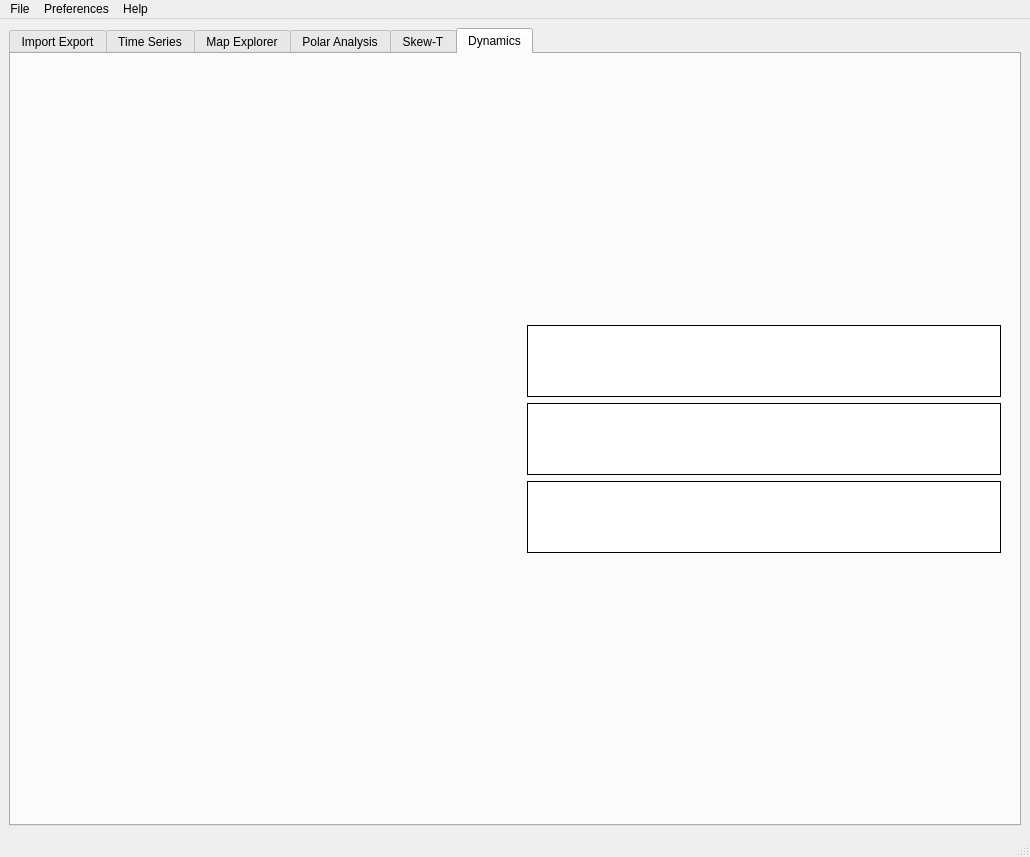
This is src/gui/mainwindow.ui in TheGoodWeather/Vector-Vario-Analyzer as Qt 5 draws it before an edit. The edited form follows.
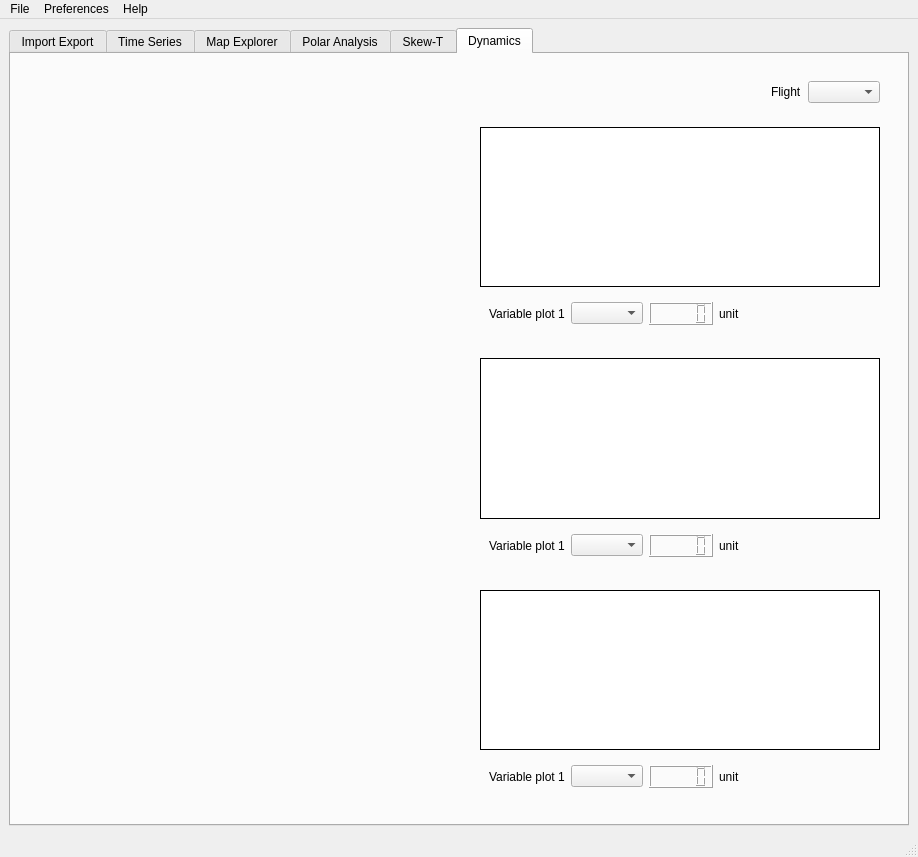
This is the edited form. Custom widgets are drawn as their Qt base class.

Commit message: Starting to develop the playable data. Adding 3 plots + 3D models

Diff of the .ui file:
```diff
--- a/src/gui/mainwindow.ui
+++ b/src/gui/mainwindow.ui
@@ -6,7 +6,7 @@
    <rect>
     <x>0</x>
     <y>0</y>
-    <width>1030</width>
+    <width>918</width>
     <height>857</height>
    </rect>
   </property>
@@ -1767,15 +1767,64 @@
         <item>
          <widget class="QWidget" name="widget_20" native="true">
           <property name="sizePolicy">
-           <sizepolicy hsizetype="Expanding" vsizetype="Fixed">
+           <sizepolicy hsizetype="Expanding" vsizetype="Preferred">
             <horstretch>0</horstretch>
             <verstretch>0</verstretch>
            </sizepolicy>
           </property>
+          <property name="minimumSize">
+           <size>
+            <width>0</width>
+            <height>0</height>
+           </size>
+          </property>
           <layout class="QVBoxLayout" name="verticalLayout_19">
            <item>
-            <widget class="PlotWidget" name="yaw_plotwidget">
+            <widget class="QWidget" name="widget_31" native="true">
+             <layout class="QHBoxLayout" name="horizontalLayout_21">
+              <item>
+               <widget class="QWidget" name="widget_control_buttons" native="true">
              <property name="sizePolicy">
+                 <sizepolicy hsizetype="Preferred" vsizetype="Preferred">
+                  <horstretch>0</horstretch>
+                  <verstretch>0</verstretch>
+                 </sizepolicy>
+                </property>
+                <layout class="QHBoxLayout" name="horizontalLayout_22"/>
+               </widget>
+              </item>
+              <item>
+               <spacer name="horizontalSpacer_2">
+                <property name="orientation">
+                 <enum>Qt::Horizontal</enum>
+                </property>
+                <property name="sizeHint" stdset="0">
+                 <size>
+                  <width>40</width>
+                  <height>20</height>
+                 </size>
+                </property>
+               </spacer>
+              </item>
+              <item>
+               <widget class="QLabel" name="label_31">
+                <property name="text">
+                 <string>Flight</string>
+                </property>
+               </widget>
+              </item>
+              <item>
+               <widget class="QComboBox" name="comboBox_select_flight_dyntab"/>
+              </item>
+             </layout>
+            </widget>
+           </item>
+           <item>
+            <widget class="QWidget" name="widget_24" native="true">
+             <layout class="QVBoxLayout" name="verticalLayout_22">
+              <item>
+               <widget class="PlotWidget" name="plotwidget_1_dyntab">
+                <property name="sizePolicy">
               <sizepolicy hsizetype="Expanding" vsizetype="Expanding">
                <horstretch>0</horstretch>
                <verstretch>0</verstretch>
@@ -1808,7 +1857,52 @@
             </widget>
            </item>
            <item>
-            <widget class="PlotWidget" name="roll_plotwidget">
+               <widget class="QWidget" name="widget_26" native="true">
+                <layout class="QHBoxLayout" name="horizontalLayout_18">
+                 <item>
+                  <widget class="QLabel" name="label_25">
+                   <property name="text">
+                    <string>Variable plot 1</string>
+                   </property>
+                  </widget>
+                 </item>
+                 <item>
+                  <widget class="QComboBox" name="comboBox_var_1_dyntab"/>
+                 </item>
+                 <item>
+                  <widget class="QLCDNumber" name="lcdNumber_var_1"/>
+                 </item>
+                 <item>
+                  <widget class="QLabel" name="label_26">
+                   <property name="text">
+                    <string>unit</string>
+                   </property>
+                  </widget>
+                 </item>
+                 <item>
+                  <spacer name="horizontalSpacer_3">
+                   <property name="orientation">
+                    <enum>Qt::Horizontal</enum>
+                   </property>
+                   <property name="sizeHint" stdset="0">
+                    <size>
+                     <width>40</width>
+                     <height>20</height>
+                    </size>
+                   </property>
+                  </spacer>
+                 </item>
+                </layout>
+               </widget>
+              </item>
+             </layout>
+            </widget>
+           </item>
+           <item>
+            <widget class="QWidget" name="widget_27" native="true">
+             <layout class="QVBoxLayout" name="verticalLayout_25">
+              <item>
+               <widget class="PlotWidget" name="plotwidget_2_dyntab">
              <property name="sizePolicy">
               <sizepolicy hsizetype="Expanding" vsizetype="Expanding">
                <horstretch>0</horstretch>
@@ -1842,7 +1936,52 @@
             </widget>
            </item>
            <item>
-            <widget class="PlotWidget" name="pitch_plotwidget">
+               <widget class="QWidget" name="widget_28" native="true">
+                <layout class="QHBoxLayout" name="horizontalLayout_19">
+                 <item>
+                  <widget class="QLabel" name="label_27">
+                   <property name="text">
+                    <string>Variable plot 1</string>
+                   </property>
+                  </widget>
+                 </item>
+                 <item>
+                  <widget class="QComboBox" name="comboBox_var_2_dyntab"/>
+                 </item>
+                 <item>
+                  <widget class="QLCDNumber" name="lcdNumber_var_2"/>
+                 </item>
+                 <item>
+                  <widget class="QLabel" name="label_28">
+                   <property name="text">
+                    <string>unit</string>
+                   </property>
+                  </widget>
+                 </item>
+                 <item>
+                  <spacer name="horizontalSpacer_4">
+                   <property name="orientation">
+                    <enum>Qt::Horizontal</enum>
+                   </property>
+                   <property name="sizeHint" stdset="0">
+                    <size>
+                     <width>40</width>
+                     <height>20</height>
+                    </size>
+                   </property>
+                  </spacer>
+                 </item>
+                </layout>
+               </widget>
+              </item>
+             </layout>
+            </widget>
+           </item>
+           <item>
+            <widget class="QWidget" name="widget_29" native="true">
+             <layout class="QVBoxLayout" name="verticalLayout_26">
+              <item>
+               <widget class="PlotWidget" name="plotwidget_3_dyntab">
              <property name="sizePolicy">
               <sizepolicy hsizetype="Expanding" vsizetype="Expanding">
                <horstretch>0</horstretch>
@@ -1873,6 +2012,48 @@
              <property name="interactive">
               <bool>true</bool>
              </property>
+               </widget>
+              </item>
+              <item>
+               <widget class="QWidget" name="widget_30" native="true">
+                <layout class="QHBoxLayout" name="horizontalLayout_20">
+                 <item>
+                  <widget class="QLabel" name="label_29">
+                   <property name="text">
+                    <string>Variable plot 1</string>
+                   </property>
+                  </widget>
+                 </item>
+                 <item>
+                  <widget class="QComboBox" name="comboBox_var_3_dyntab"/>
+                 </item>
+                 <item>
+                  <widget class="QLCDNumber" name="lcdNumber_var_3"/>
+                 </item>
+                 <item>
+                  <widget class="QLabel" name="label_30">
+                   <property name="text">
+                    <string>unit</string>
+                   </property>
+                  </widget>
+                 </item>
+                 <item>
+                  <spacer name="horizontalSpacer_5">
+                   <property name="orientation">
+                    <enum>Qt::Horizontal</enum>
+                   </property>
+                   <property name="sizeHint" stdset="0">
+                    <size>
+                     <width>40</width>
+                     <height>20</height>
+                    </size>
+                   </property>
+                  </spacer>
+                 </item>
+                </layout>
+               </widget>
+              </item>
+             </layout>
             </widget>
            </item>
           </layout>
@@ -1889,7 +2070,7 @@
     <rect>
      <x>0</x>
      <y>0</y>
-     <width>1030</width>
+     <width>918</width>
      <height>26</height>
     </rect>
    </property>
```
Left out of the diff: 2 changed lines with no effect on the pictures. Lines whose indentation alone changed are shown as unchanged. The commit also changes 4 other files.
